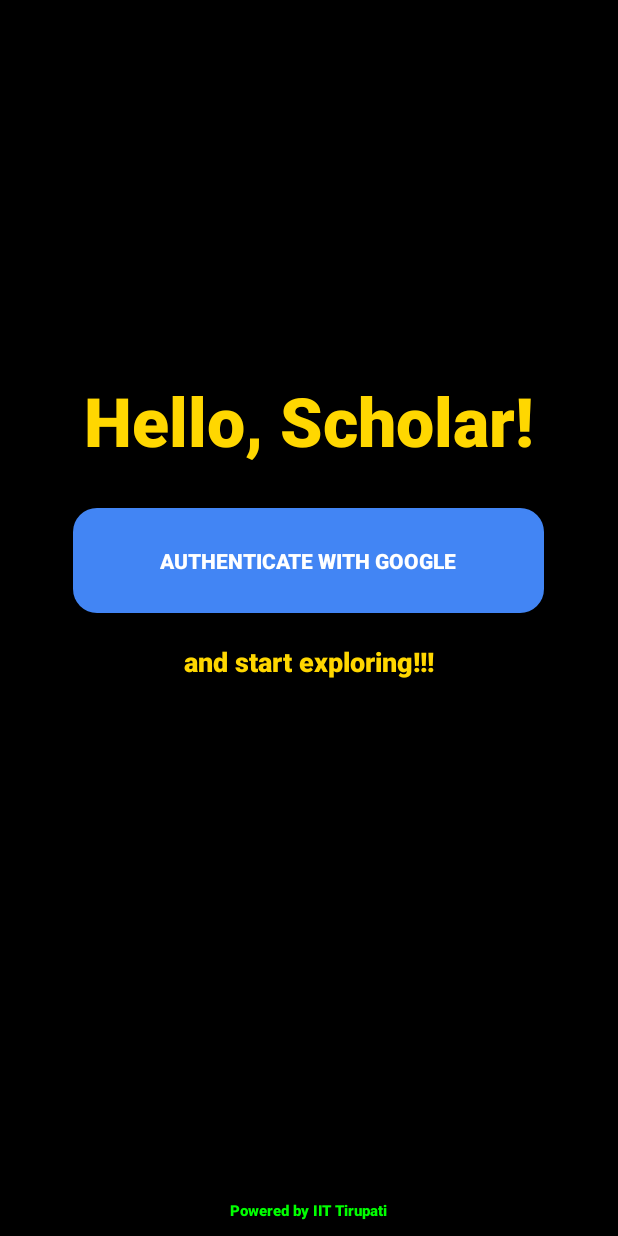
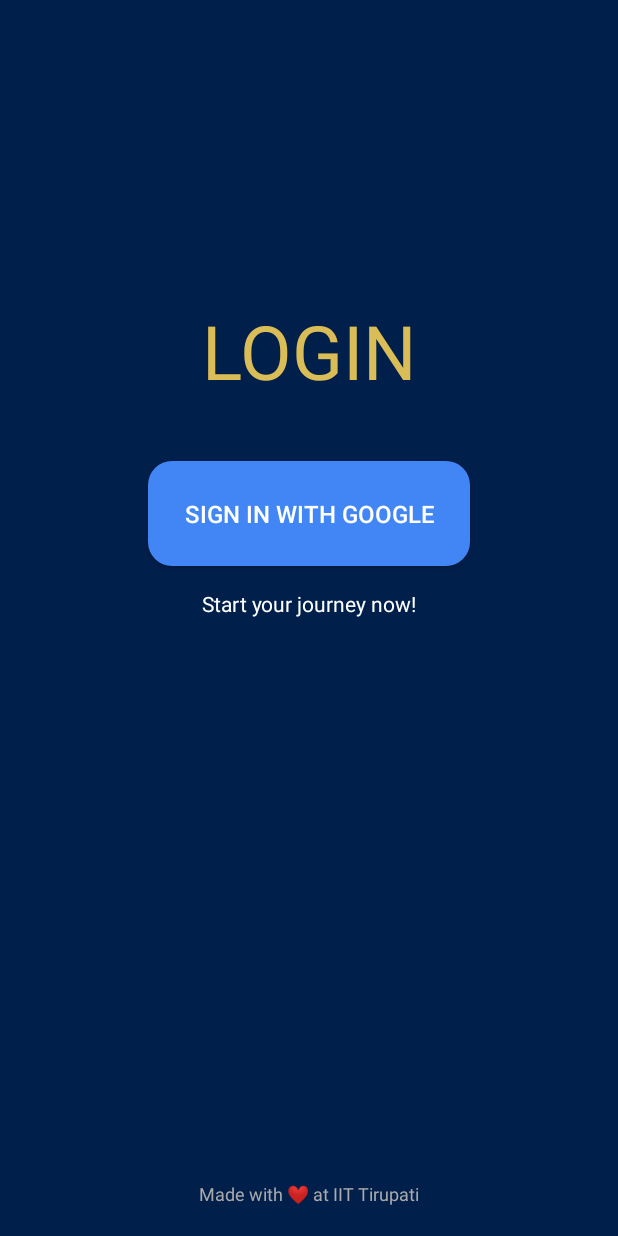
Before and after one commit to Yashrajmotwani/ise_android_project, an Android app built with Jetpack Compose: the screen it shows after launch (SignInActivity), on a phone screen of 412 x 824 dp. Run offline under Robolectric (Android 15) with nearby library versions, the phone set to English and light mode, and no system bars; our stand-ins replace Firebase (no records; nobody signed in at launch, a user with empty details on screens opened directly).

Commit message:
made design changes in sign in v2

```diff
--- /dev/null
+++ b/app/src/main/res/drawable/gradient_background.xml
@@ -0,0 +1,6 @@
+<?xml version="1.0" encoding="utf-8"?>
+<gradient xmlns:android="http://schemas.android.com/apk/res/android"
+    android:startColor="#002b5c"
+    android:endColor="#4c7dd9"
+    android:angle="45"
+    android:type="linear" />
--- /dev/null
+++ b/app/src/main/res/drawable/logout_button.xml
@@ -0,0 +1,4 @@
+<shape xmlns:android="http://schemas.android.com/apk/res/android">
+    <solid android:color="#E1341E" /> <!-- Google's blue color -->
+    <corners android:radius="16dp" /> <!-- Curved corners -->
+</shape>
--- a/app/src/main/res/layout/activity_sign_in.xml
+++ b/app/src/main/res/layout/activity_sign_in.xml
@@ -1,65 +1,63 @@
 <?xml version="1.0" encoding="utf-8"?>
-<RelativeLayout xmlns:android="http://schemas.android.com/apk/res/android"
+<androidx.constraintlayout.widget.ConstraintLayout xmlns:android="http://schemas.android.com/apk/res/android"
+    xmlns:app="http://schemas.android.com/apk/res-auto"
+    xmlns:tools="http://schemas.android.com/tools"
     android:layout_width="match_parent"
     android:layout_height="match_parent"
-    android:background="@android:color/black">
+    android:background="#011F4B"
+    tools:context=".SignInActivity">
 
     <TextView
         android:id="@+id/welcomeText"
         android:layout_width="wrap_content"
         android:layout_height="wrap_content"
-        android:text="Hello, Scholar!"
-        android:fontFamily="sans-serif-black"
-        android:textColor="#FFD700"
-        android:textSize="45sp"
-        android:layout_centerHorizontal="true"
-        android:layout_marginTop="250dp" />
-
-    <!-- Button behind Google Logo and Text -->
+        android:text="LOGIN"
+        android:textSize="50sp"
+        android:textColor="#DABD56"
+        app:layout_constraintTop_toTopOf="parent"
+        app:layout_constraintStart_toStartOf="parent"
+        app:layout_constraintEnd_toEndOf="parent"
+        android:layout_marginTop="200dp" />
 
     <Button
         android:id="@+id/signInButton"
-        android:layout_width="314dp"
+        android:layout_width="wrap_content"
         android:layout_height="70dp"
-        android:layout_below="@id/welcomeText"
-        android:layout_centerHorizontal="true"
-        android:layout_marginTop="28dp"
+        android:layout_marginTop="40dp"
         android:background="@drawable/rounded_button"
-        android:elevation="5dp"
-        android:enabled="true"
-        android:fontFamily="sans-serif-black"
-        android:textColor="@color/white"
+        android:elevation="8dp"
+        android:text="Sign in with Google"
+        android:textColor="@android:color/white"
+        android:textSize="16sp"
         android:gravity="center"
-        android:paddingHorizontal="16dp"
-        android:paddingVertical="10dp"
-        android:text="Authenticate with Google" /> <!-- Added Text for Button -->
-
-    <!-- Google Logo and Sign in Text -->
-
+        android:paddingHorizontal="24dp"
+        android:paddingVertical="14dp"
+        app:layout_constraintTop_toBottomOf="@id/welcomeText"
+        app:layout_constraintStart_toStartOf="parent"
+        app:layout_constraintEnd_toEndOf="parent" />
 
     <TextView
         android:id="@+id/startExploringText"
         android:layout_width="wrap_content"
         android:layout_height="wrap_content"
-        android:text="and start exploring!!!"
-        android:fontFamily="sans-serif-black"
-        android:textColor="#FFD700"
-        android:textSize="18sp"
-        android:layout_below="@id/signInButton"
-        android:layout_marginTop="20dp"
-        android:layout_centerHorizontal="true" />
+        android:text="Start your journey now!"
+        android:layout_marginTop="15dp"
+        android:textSize="14sp"
+        android:textColor="@color/white"
+        app:layout_constraintTop_toBottomOf="@id/signInButton"
+        app:layout_constraintStart_toStartOf="parent"
+        app:layout_constraintEnd_toEndOf="parent"
+        app:layout_constraintVertical_bias="0.15" />
 
-    <!-- Footer Text -->
     <TextView
         android:layout_width="wrap_content"
         android:layout_height="wrap_content"
-        android:text="Powered by IIT Tirupati"
-        android:textSize="10sp"
-        android:fontFamily="sans-serif-black"
-        android:textColor="#00FF00"
-        android:layout_alignParentBottom="true"
-        android:layout_centerHorizontal="true"
-        android:layout_marginBottom="10sp" />
+        android:text="Made with ❤️ at IIT Tirupati"
+        android:textSize="12sp"
+        android:textColor="@android:color/darker_gray"
+        app:layout_constraintBottom_toBottomOf="parent"
+        app:layout_constraintStart_toStartOf="parent"
+        app:layout_constraintEnd_toEndOf="parent"
+        android:layout_marginBottom="20dp" />
 
-
-</RelativeLayout>
+</androidx.constraintlayout.widget.ConstraintLayout>
```
Also changed, not shown: app/src/main/res/layout/activity_sign_out.xml (+18 -13 lines).
